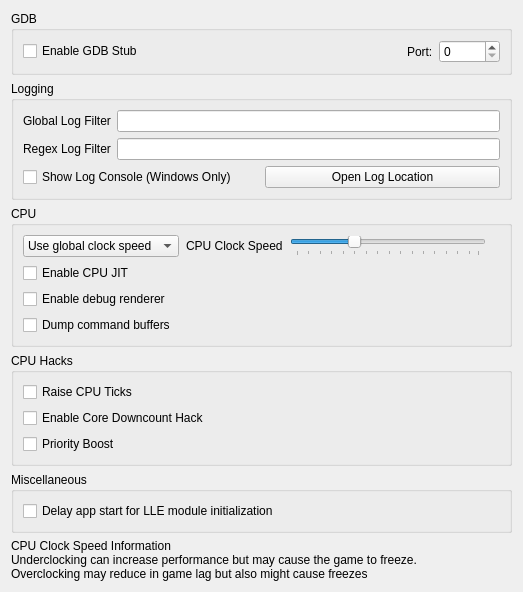
Before: the Qt Designer form src/citra_qt/configuration/configure_debug.ui in yeager/Borked3DS, drawn with Qt 5.
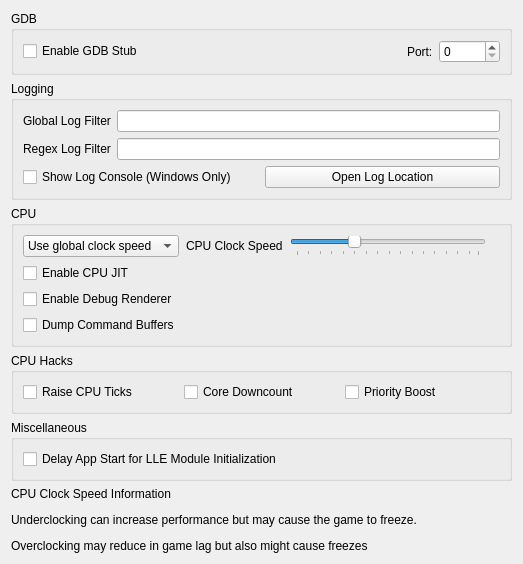
After: the same form once the commit is applied.

Commit message: citra_qt: Use QGridLayout rather than QVBoxLayout for checkboxes to save space

What changed in the file:
```diff
--- a/src/citra_qt/configuration/configure_debug.ui
+++ b/src/citra_qt/configuration/configure_debug.ui
@@ -70,7 +70,7 @@
      <property name="title">
       <string>Logging</string>
      </property>
-     <layout class="QVBoxLayout" name="verticalLayout">
+     <layout class="QVBoxLayout" name="verticalLayout_4">
       <item>
        <layout class="QHBoxLayout" name="horizontalLayout_2">
         <item>
@@ -125,8 +125,8 @@
      <property name="title">
       <string>CPU</string>
      </property>
-     <layout class="QGridLayout" name="gridLayout_2">
-      <item row="1" column="0">
+     <layout class="QVBoxLayout" name="verticalLayout_5">
+      <item>
        <widget class="QWidget" name="clock_speed_widget" native="true">
         <layout class="QHBoxLayout" name="clock_speed_layout">
          <property name="spacing">
@@ -206,7 +206,7 @@
         </layout>
        </widget>
       </item>
-      <item row="2" column="0">
+      <item>
        <widget class="QCheckBox" name="toggle_cpu_jit">
         <property name="toolTip">
          <string>&lt;html&gt;&lt;head/&gt;&lt;body&gt;&lt;p&gt;Enables the use of the ARM JIT compiler for emulating the 3DS CPUs. Don't disable unless for debugging purposes&lt;/p&gt;&lt;/body&gt;&lt;/html&gt;</string>
@@ -216,20 +216,20 @@
         </property>
        </widget>
       </item>
-      <item row="3" column="0">
+      <item>
        <widget class="QCheckBox" name="toggle_renderer_debug">
         <property name="text">
-         <string>Enable debug renderer</string>
+         <string>Enable Debug Renderer</string>
         </property>
         <property name="toolTip">
          <string>&lt;html&gt;&lt;head/&gt;&lt;body&gt;&lt;p&gt;Note: Vulkan debug renderer requires the Vulkan SDK to be installed.&lt;/p&gt;&lt;/body&gt;&lt;/html&gt;</string>
         </property>
        </widget>
       </item>
-      <item row="4" column="0">
+      <item>
        <widget class="QCheckBox" name="toggle_dump_command_buffers">
         <property name="text">
-         <string>Dump command buffers</string>
+         <string>Dump Command Buffers</string>
         </property>
        </widget>
       </item>
@@ -252,17 +252,17 @@
         </property>
        </widget>
       </item>
-      <item row="2" column="0">
+      <item row="1" column="1">
        <widget class="QCheckBox" name="toggle_core_downcount_hack">
         <property name="toolTip">
          <string>&lt;html&gt;&lt;head/&gt;&lt;body&gt;&lt;p&gt;When enabled, core downcount will be limited to a smaller time slice, reducing CPU usage. It may improve performance for low-end devices or GPU hungry games.&lt;/p&gt;&lt;/body&gt;&lt;/html&gt;</string>
         </property>
         <property name="text">
-         <string>Enable Core Downcount Hack</string>
+         <string>Core Downcount</string>
         </property>
        </widget>
       </item>
-      <item row="3" column="0">
+      <item row="1" column="2">
        <widget class="QCheckBox" name="toggle_priority_boost">
         <property name="toolTip">
          <string>&lt;html&gt;&lt;head/&gt;&lt;body&gt;&lt;p&gt;Boost low priority starved threads during kernel rescheduling. It may improve performance, at the cost of freezing during cutsences for some games&lt;/p&gt;&lt;/body&gt;&lt;/html&gt;</string>
@@ -287,7 +287,7 @@
                 <string>&lt;html&gt;&lt;head/&gt;&lt;body&gt;&lt;p&gt;Introduces a delay to the first ever launched app thread if LLE modules are enabled, to allow them to initialize.&lt;/p&gt;&lt;/body&gt;&lt;/html&gt;</string>
               </property>
               <property name="text">
-                <string>Delay app start for LLE module initialization</string>
+                <string>Delay App Start for LLE Module Initialization</string>
               </property>
             </widget>
           </item>
@@ -297,7 +297,7 @@
    <item>
     <widget class="QLabel" name="label_cpu_clock_info">
      <property name="text">
-      <string>&lt;html&gt;&lt;head/&gt;&lt;body&gt;&lt;p&gt;CPU Clock Speed Information&lt;br/&gt;Underclocking can increase performance but may cause the game to freeze.&lt;br/&gt;Overclocking may reduce in game lag but also might cause freezes&lt;/p&gt;&lt;/body&gt;&lt;/html&gt;</string>
+      <string>&lt;html&gt;&lt;head/&gt;&lt;body&gt;&lt;p&gt;CPU Clock Speed Information&lt;/p&gt;&lt;p&gt;Underclocking can increase performance but may cause the game to freeze.&lt;/p&gt;&lt;p&gt;Overclocking may reduce in game lag but also might cause freezes&lt;/p&gt;&lt;/body&gt;&lt;/html&gt;</string>
      </property>
      <property name="textFormat">
       <enum>Qt::RichText</enum>
```
The commit also changes 8 other files.
